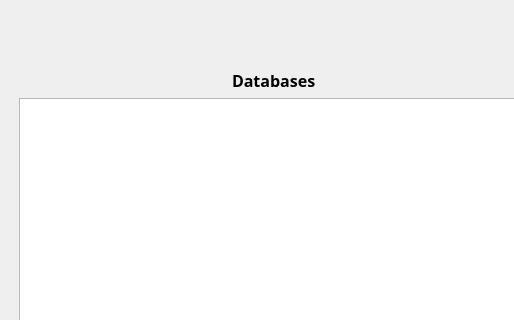
Old version of the form views/UI_MainDbsConfWin.ui in the repository kingry1/GraduationProject-Data-Visualization-System; both pictures show x 0 to 514 and y 0 to 320 of the 664 by 570 pixel window.
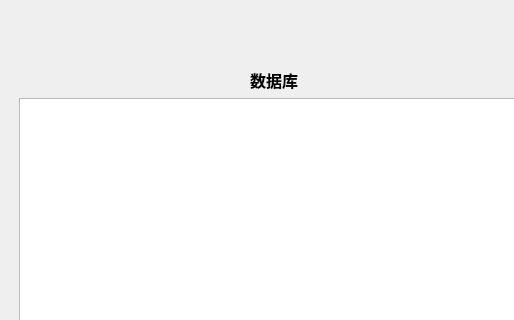
New version of the form.

What changed in the file:
```diff
--- a/views/UI_MainDbsConfWin.ui
+++ b/views/UI_MainDbsConfWin.ui
@@ -101,7 +101,7 @@
            </font>
           </property>
           <property name="text">
-           <string>Databases</string>
+           <string>数据库</string>
           </property>
          </widget>
         </item>
```
